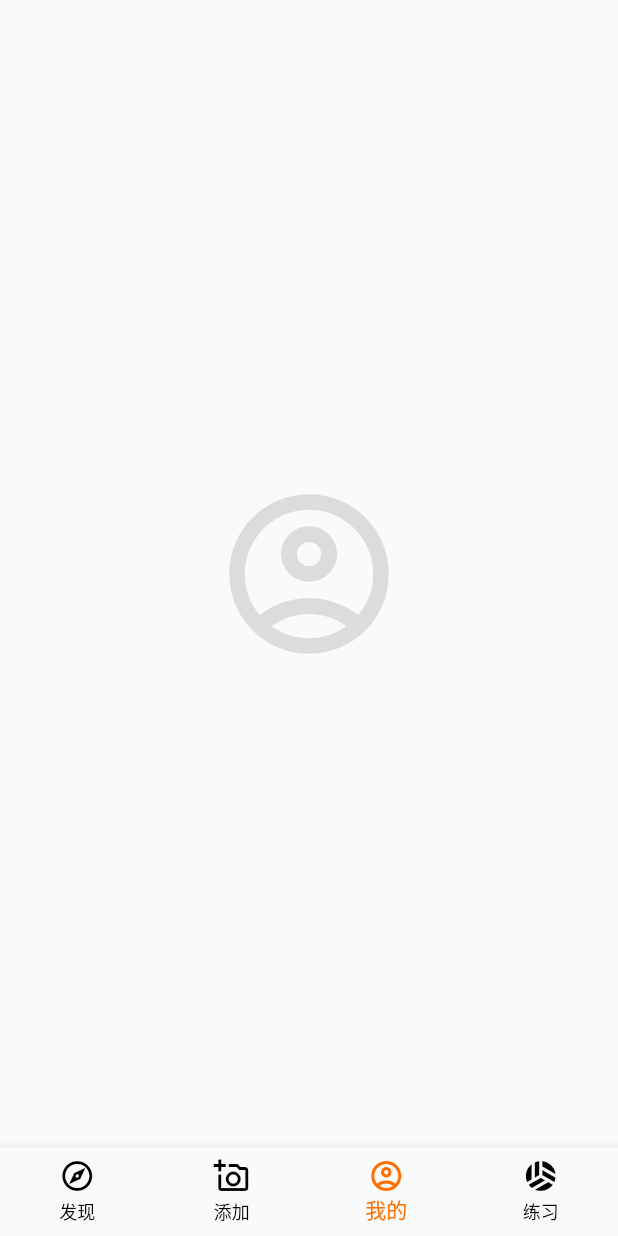
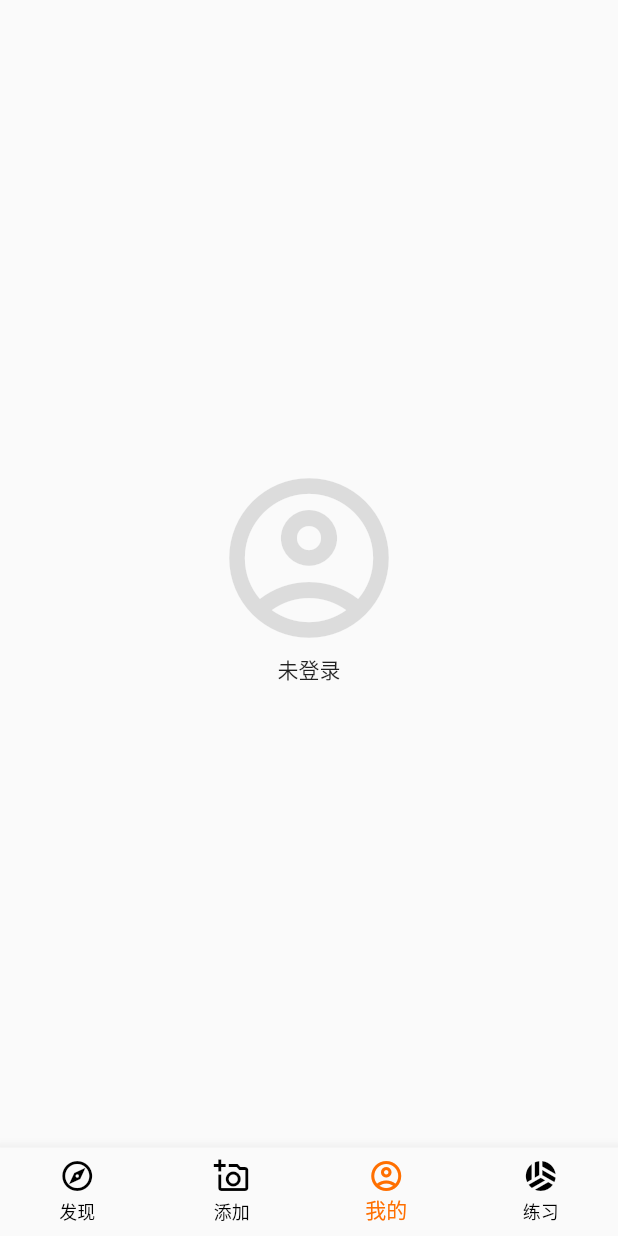
Before and after one commit to canlan527/flutter_learn, a Flutter app: the screen it shows after launch, item 3 of the bottom bar chosen, on a phone screen of 412 x 824 dp. Run offline on Flutter 3.47's test engine with Material 2 defaults, Android fonts, the phone set to English and light mode, and no system bars; network calls fail.

Commit message:
状态管理练习

```diff
--- a/05_dart案例分析/xb2_flutter/lib/app/app.dart
+++ b/05_dart案例分析/xb2_flutter/lib/app/app.dart
@@ -1,9 +1,11 @@
 import 'package:flutter/material.dart';
+import 'package:provider/provider.dart';
 import 'package:xb2_flutter/app/components/app_home.dart';
 import 'package:xb2_flutter/app/playground/layout/playground_layout.dart';
 import 'package:xb2_flutter/app/playground/routing/components/about.dart';
 import 'package:xb2_flutter/app/post/show/post_show.dart';
 import 'package:xb2_flutter/app/theme/app_theme.dart';
+import 'package:xb2_flutter/auth/auth_model.dart';
 
 class App extends StatefulWidget {
   const App({super.key});
@@ -15,7 +17,9 @@ class App extends StatefulWidget {
 class _AppState extends State<App> {
   @override
   Widget build(BuildContext context) {
-    return MaterialApp(
+    return ChangeNotifierProvider(
+      create: (context) => AuthModel(),// 给子部件提供AuthLogin数据
+      child: MaterialApp(
         debugShowCheckedModeBanner: false,
         theme: AppTheme.light,
         darkTheme: AppTheme.dark,
@@ -46,6 +50,7 @@ class _AppState extends State<App> {
           }
         },
 
+      ),
     );
   }
 }
--- a/05_dart案例分析/xb2_flutter/lib/app/playground/playground.dart
+++ b/05_dart案例分析/xb2_flutter/lib/app/playground/playground.dart
@@ -1,11 +1,12 @@
 import 'package:flutter/material.dart';
 // import 'package:xb2_flutter/app/playground/input/playground_input.dart';
 // import 'package:xb2_flutter/app/playground/layout/playground_layout.dart';
-import 'package:xb2_flutter/app/playground/routing/playground_routing.dart';
+// import 'package:xb2_flutter/app/playground/routing/playground_routing.dart';
+import 'package:xb2_flutter/app/playground/state/playground_state.dart';
 
 class Playground extends StatelessWidget {
   @override
   Widget build(BuildContext context) {
-    return PlaygroundRouting();
+    return PlaygroundState();
   }
 }
--- a/05_dart案例分析/xb2_flutter/lib/app/user/profile/user_profile.dart
+++ b/05_dart案例分析/xb2_flutter/lib/app/user/profile/user_profile.dart
@@ -1,14 +1,28 @@
 import 'package:flutter/material.dart';
+import 'package:provider/provider.dart';
+import 'package:xb2_flutter/auth/auth_model.dart';
 
 class UserProfile extends StatelessWidget {
   @override
   Widget build(BuildContext context) {
-    return const Center(
-      child: Icon(
-        Icons.account_circle_outlined,
-        size: 128,
-        color: Colors.black12,
-      ),
+    // 使用 Consumer 获取数据
+    return Consumer<AuthModel>(
+      builder: (context, state, child) {
+        return Center(
+          child: Column(
+            crossAxisAlignment: CrossAxisAlignment.center,
+            mainAxisAlignment: MainAxisAlignment.center,
+            children: [
+              const Icon(
+                Icons.account_circle_outlined,
+                size: 128,
+                color: Colors.black12,
+              ),
+              state.isLogined ? Text(state.name) : const Text('未登录'),
+            ],
+          ),
+        );
+      }
     );
   }
 }
--- /dev/null
+++ b/05_dart案例分析/xb2_flutter/lib/auth/auth_model.dart
@@ -0,0 +1,21 @@
+import 'package:flutter/material.dart';
+
+// 定义状态类,继承ChangeNotifier，就可以订阅当前类的状态变化
+class AuthModel extends ChangeNotifier{
+  bool isLogined = false;
+  String name = '';
+
+  login() {
+    isLogined = true;
+    name = 'canlan';
+    print('请求登录');
+    notifyListeners();
+  }
+
+  logout() {
+    isLogined = false;
+    name = '';
+    print('退出登录');
+    notifyListeners();
+  }
+}
--- /dev/null
+++ b/05_dart案例分析/xb2_flutter/lib/auth/login/components/auth_login_form.dart
@@ -0,0 +1,31 @@
+import 'package:flutter/material.dart';
+import 'package:provider/provider.dart';
+import 'package:xb2_flutter/auth/auth_model.dart';
+
+class AuthLoginForm extends StatelessWidget {
+  @override
+  Widget build(BuildContext context) {
+    // 使用Provider.of来拿取数据, 指定要访问的模型类型AuthModel
+    final authModel = Provider.of<AuthModel>(context);
+
+    final loginButton = ElevatedButton(
+        onPressed: () {
+          print('未登录：${authModel.isLogined}');
+          authModel.login();
+          print('已登录：${authModel.isLogined}');
+        },
+        child: Text('登录'));
+
+    final logoutButton = ElevatedButton(
+        onPressed: () {
+          print('已登录：${authModel.isLogined}');
+          authModel.logout();
+          print('未登录：${authModel.isLogined}');
+        },
+        child: Text('退出登录'));
+
+    return Container(
+      child: authModel.isLogined ? logoutButton : loginButton,
+    );
+  }
+}
--- a/05_dart案例分析/xb2_flutter/pubspec.yaml
+++ b/05_dart案例分析/xb2_flutter/pubspec.yaml
@@ -35,6 +35,7 @@ dependencies:
   # The following adds the Cupertino Icons font to your application.
   # Use with the CupertinoIcons class for iOS style icons.
   cupertino_icons: ^1.0.2
+  provider: ^6.0.5
 
 dev_dependencies:
   flutter_test:
```
Also changed, not shown: 05_dart案例分析/xb2_flutter/lib/app/playground/state/playground_state.dart (added, +13 -0 lines), 05_dart案例分析/xb2_flutter/lib/app/post/show/post_show.dart (added, +19 -0 lines), 05_dart案例分析/xb2_flutter/lib/auth/login/auth_login.dart (added, +11 -0 lines), 05_dart案例分析/xb2_flutter/pubspec.lock. Lines whose indentation alone changed are shown as unchanged.
